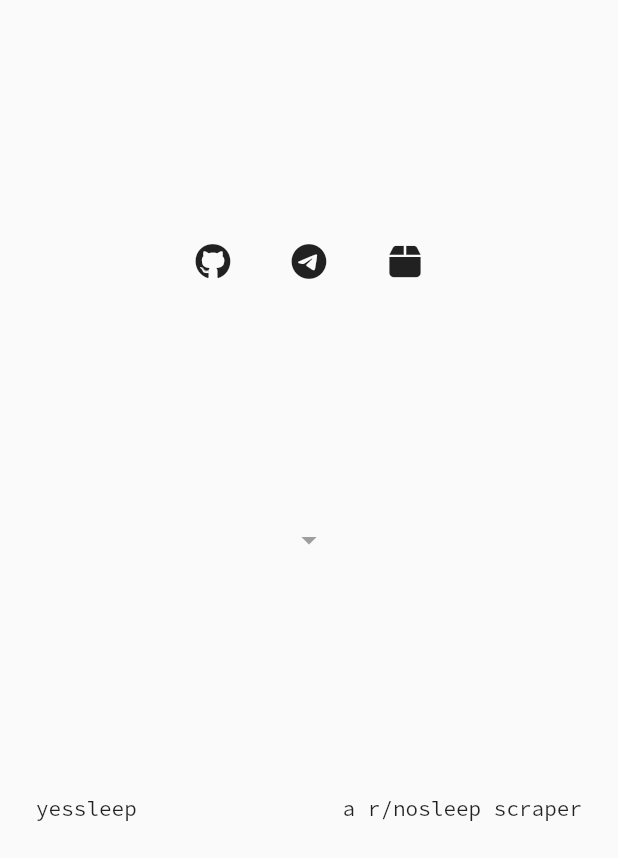
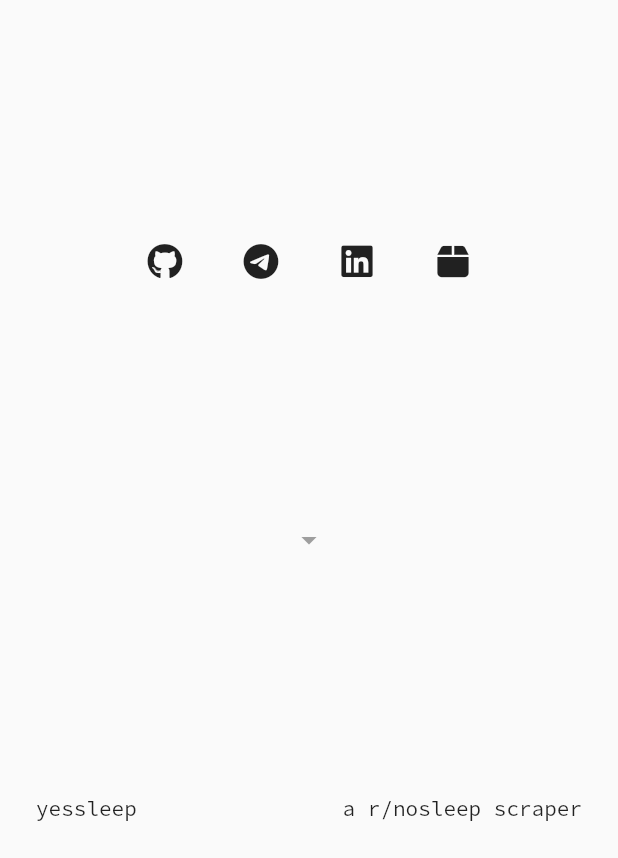
Before and after one commit to tytydraco/tytydraco_xyz, a Flutter app: the screen it shows after launch, scrolled down 66 dp, on a phone screen of 412 x 824 dp, the part 378-1236 px from its top. Run offline on Flutter 3.47's test engine with Material 2 defaults, Android fonts, the phone set to English and light mode, and no system bars; our stand-ins replace font_awesome_flutter.

Commit message:
Add linked in
Signed-off-by: Tyler Nijmeh <tylernij@gmail.com>

```diff
--- a/lib/src/config.dart
+++ b/lib/src/config.dart
@@ -42,6 +42,10 @@ const List<LinkModel> links = [
     url: 'https://telegram.me/tytydraco',
   ),
   LinkModel(
+    iconData: FontAwesomeIcons.linkedin,
+    url: 'https://www.linkedin.com/in/tyler-nijmeh',
+  ),
+  LinkModel(
     iconData: FontAwesomeIcons.box,
     url: 'https://pub.dev/publishers/tytydraco.xyz/packages',
   ),
```
Also changed, not shown: pubspec.lock.
